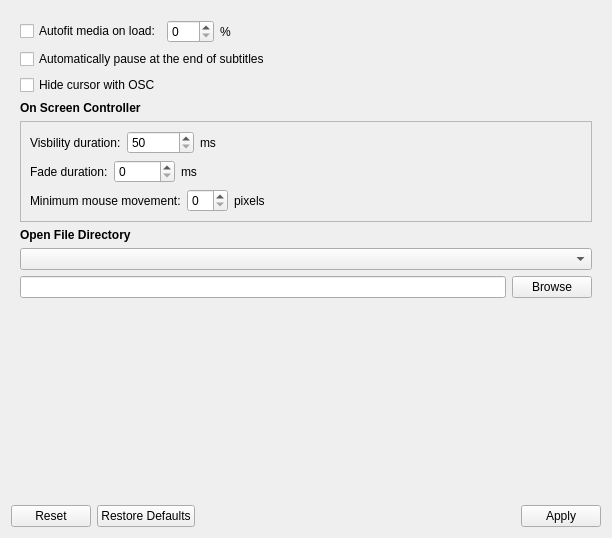
Above: src/gui/widgets/settings/behaviorsettings.ui from ripose-jp/Memento before the change. Below: the same form after it.
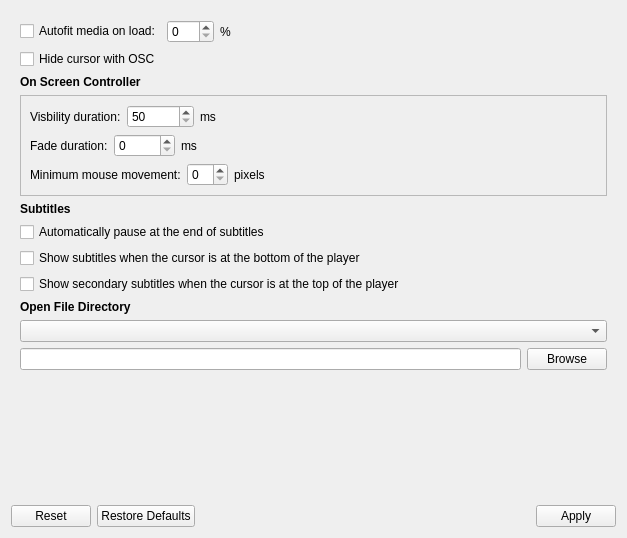
That is the form after the change.

Commit message: overlay/playeroverlay: show and hide subtitles based on cursor position

The edit to the form file:
```diff
--- a/src/gui/widgets/settings/behaviorsettings.ui
+++ b/src/gui/widgets/settings/behaviorsettings.ui
@@ -6,7 +6,7 @@
    <rect>
     <x>0</x>
     <y>0</y>
-    <width>612</width>
+    <width>627</width>
     <height>538</height>
    </rect>
   </property>
@@ -27,8 +27,8 @@
        <rect>
         <x>0</x>
         <y>0</y>
-        <width>600</width>
-        <height>482</height>
+        <width>615</width>
+        <height>486</height>
        </rect>
       </property>
       <layout class="QVBoxLayout" name="verticalLayout">
@@ -83,13 +83,6 @@
          </item>
         </layout>
        </item>
-       <item>
-        <widget class="QCheckBox" name="checkSubtitlePause">
-         <property name="text">
-          <string>Automatically pause at the end of subtitles</string>
-         </property>
-        </widget>
-       </item>
        <item>
         <widget class="QCheckBox" name="checkCursorOSC">
          <property name="toolTip">
@@ -250,6 +243,40 @@
          </layout>
         </widget>
        </item>
+       <item>
+        <widget class="QLabel" name="labelSubtitles">
+         <property name="font">
+          <font>
+           <weight>75</weight>
+           <bold>true</bold>
+          </font>
+         </property>
+         <property name="text">
+          <string>Subtitles</string>
+         </property>
+        </widget>
+       </item>
+       <item>
+        <widget class="QCheckBox" name="checkSubtitlePause">
+         <property name="text">
+          <string>Automatically pause at the end of subtitles</string>
+         </property>
+        </widget>
+       </item>
+       <item>
+        <widget class="QCheckBox" name="checkSubtitleShow">
+         <property name="text">
+          <string>Show subtitles when the cursor is at the bottom of the player</string>
+         </property>
+        </widget>
+       </item>
+       <item>
+        <widget class="QCheckBox" name="checkSubtitleSecShow">
+         <property name="text">
+          <string>Show secondary subtitles when the cursor is at the top of the player</string>
+         </property>
+        </widget>
+       </item>
        <item>
         <widget class="QLabel" name="labelOpenFileDir">
          <property name="font">
```
The commit also changes 14 other files.
